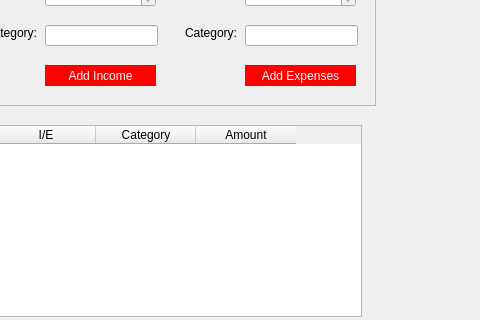
rafaello166/financialSystemQT, file mainwindow.ui: the form before one commit; both pictures show x 135 to 615 and y 155 to 475 of the 615 by 559 pixel window.
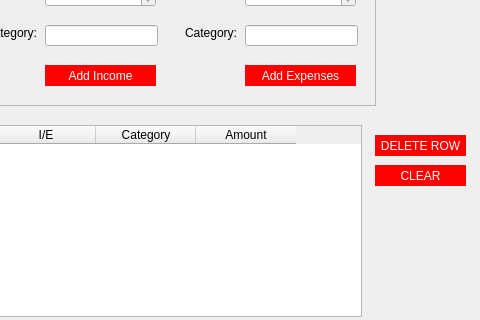
The form after the commit.

Commit message:
Delete + Clear
+Some GUI fixes

What changed in the file:
```diff
--- a/mainwindow.ui
+++ b/mainwindow.ui
@@ -292,6 +292,32 @@
       <string>LOGOUT</string>
      </property>
     </widget>
+    <widget class="QPushButton" name="pushButton_4">
+     <property name="geometry">
+      <rect>
+       <x>510</x>
+       <y>290</y>
+       <width>91</width>
+       <height>21</height>
+      </rect>
+     </property>
+     <property name="text">
+      <string>DELETE ROW</string>
+     </property>
+    </widget>
+    <widget class="QPushButton" name="pushButton_5">
+     <property name="geometry">
+      <rect>
+       <x>510</x>
+       <y>320</y>
+       <width>91</width>
+       <height>21</height>
+      </rect>
+     </property>
+     <property name="text">
+      <string>CLEAR</string>
+     </property>
+    </widget>
    </widget>
   </widget>
  </widget>
```
Left out of the diff: 9 changed lines with no effect on the pictures. The commit also changes 3 other files.
